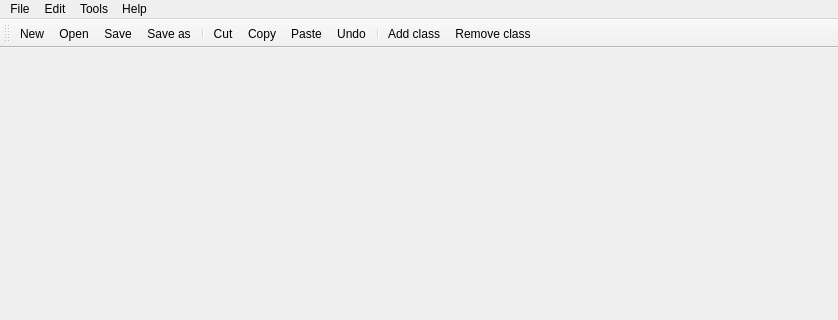
Old version of the form src/mainwindow.ui in the repository FilipSolich/ICP; both pictures show x 0 to 838 and y 0 to 320 of the 838 by 599 pixel window.
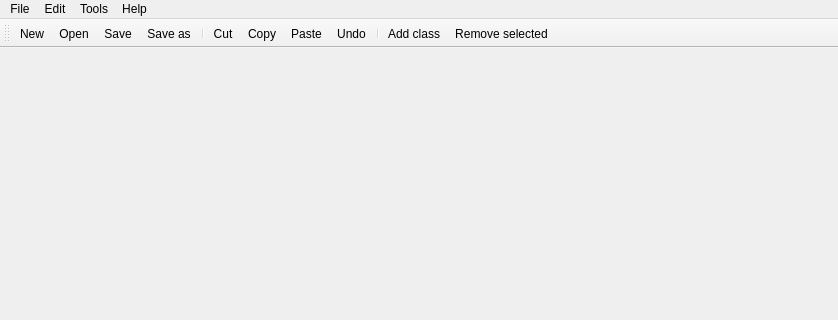
New version of the form. Icons and pictures are not drawn.

Diff of the .ui file:
```diff
--- a/src/mainwindow.ui
+++ b/src/mainwindow.ui
@@ -58,7 +58,7 @@
      <string>Tools</string>
     </property>
     <addaction name="actionAdd_class"/>
-    <addaction name="actionRemove_class"/>
+    <addaction name="actionRemove_selected"/>
    </widget>
    <addaction name="menuFile"/>
    <addaction name="menuEdit"/>
@@ -86,7 +86,7 @@
    <addaction name="actionUndo"/>
    <addaction name="separator"/>
    <addaction name="actionAdd_class"/>
-   <addaction name="actionRemove_class"/>
+   <addaction name="actionRemove_selected"/>
   </widget>
   <action name="actionNew">
    <property name="icon">
@@ -187,13 +187,13 @@
     <string>Add class</string>
    </property>
   </action>
-  <action name="actionRemove_class">
+  <action name="actionRemove_selected">
    <property name="icon">
     <iconset resource="resources.qrc">
      <normaloff>:/imgs/icons/icons8-trash-can-24.png</normaloff>:/imgs/icons/icons8-trash-can-24.png</iconset>
    </property>
    <property name="text">
-    <string>Remove class</string>
+    <string>Remove selected</string>
    </property>
   </action>
  </widget>
```
